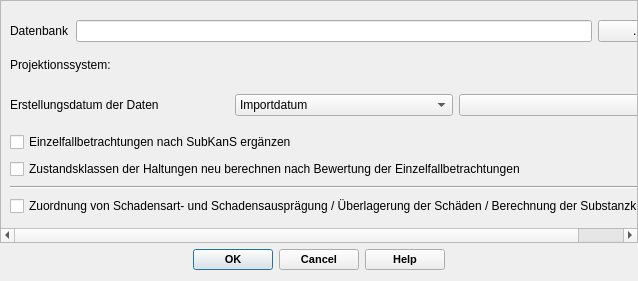
Before: the Qt Designer form qkan/subkans/res/subkans_dialog_base.ui in SonkeHoffmann/QKan-1, drawn with Qt 5.
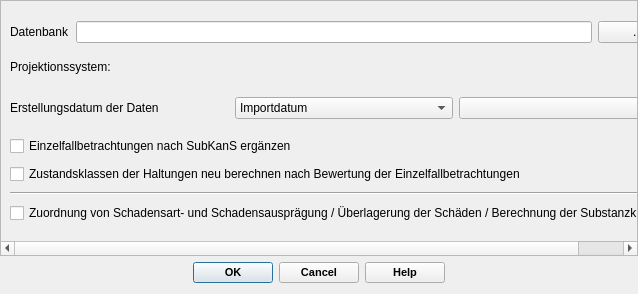
After: the same form once the commit is applied. Custom widgets are drawn as their Qt base class.

What changed in the file:
```diff
--- a/qkan/subkans/res/subkans_dialog_base.ui
+++ b/qkan/subkans/res/subkans_dialog_base.ui
@@ -7,19 +7,19 @@
     <x>0</x>
     <y>0</y>
     <width>638</width>
-    <height>281</height>
+    <height>294</height>
    </rect>
   </property>
   <property name="minimumSize">
    <size>
-    <width>250</width>
+    <width>280</width>
     <height>150</height>
    </size>
   </property>
   <property name="maximumSize">
    <size>
     <width>16777215</width>
-    <height>281</height>
+    <height>300</height>
    </size>
   </property>
   <property name="windowTitle">
@@ -46,7 +46,7 @@
         <x>0</x>
         <y>0</y>
         <width>636</width>
-        <height>241</height>
+        <height>254</height>
        </rect>
       </property>
       <layout class="QVBoxLayout" name="verticalLayout_3">
```
Left out of the diff: 6 changed lines with no effect on the pictures.
